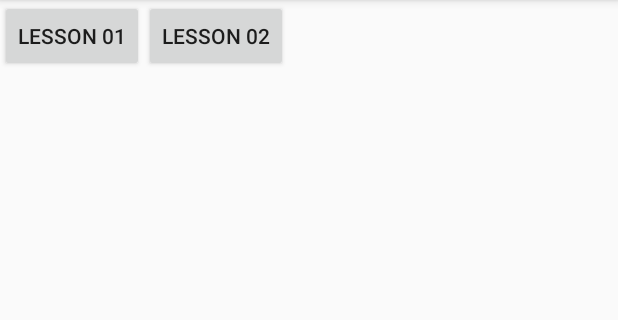
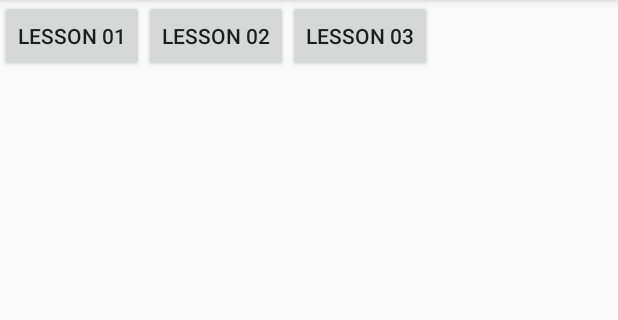
Before and after one commit to kae0123/pepper_training, an Android app: the screen it shows after launch (MenuActivity), on a phone screen of 412 x 824 dp, the part 84-404 px from its top. Run offline under Robolectric (Android 15) with nearby library versions, the phone set to English and light mode, and no system bars.

Commit message:
add lesson03

```diff
--- a/app/src/main/AndroidManifest.xml
+++ b/app/src/main/AndroidManifest.xml
@@ -19,7 +19,8 @@
             </intent-filter>
         </activity>
         <activity android:name=".Lesson01Activity" />
-        <activity android:name=".Lesson02Activity"></activity>
+        <activity android:name=".Lesson02Activity" />
+        <activity android:name=".Lesson03Activity"></activity>
     </application>
 
 </manifest>
--- a/app/src/main/res/layout/activity_menu.xml
+++ b/app/src/main/res/layout/activity_menu.xml
@@ -22,4 +22,12 @@
     app:layout_constraintLeft_toRightOf="@id/btn_lesson_01"
     app:layout_constraintTop_toTopOf="parent" />
 
+<Button
+    android:id="@+id/btn_lesson_03"
+    android:layout_width="wrap_content"
+    android:layout_height="wrap_content"
+    android:text="Lesson 03"
+    app:layout_constraintLeft_toRightOf="@id/btn_lesson_02"
+    app:layout_constraintTop_toTopOf="parent" />
+
 </android.support.constraint.ConstraintLayout>
```
Also changed, not shown: app/src/main/java/com/example/zhangjiaying/pepper_training/Lesson03Activity.java (added, +68 -0 lines), app/src/main/res/layout/activity_lesson03.xml (added, +19 -0 lines), 1 other file.
